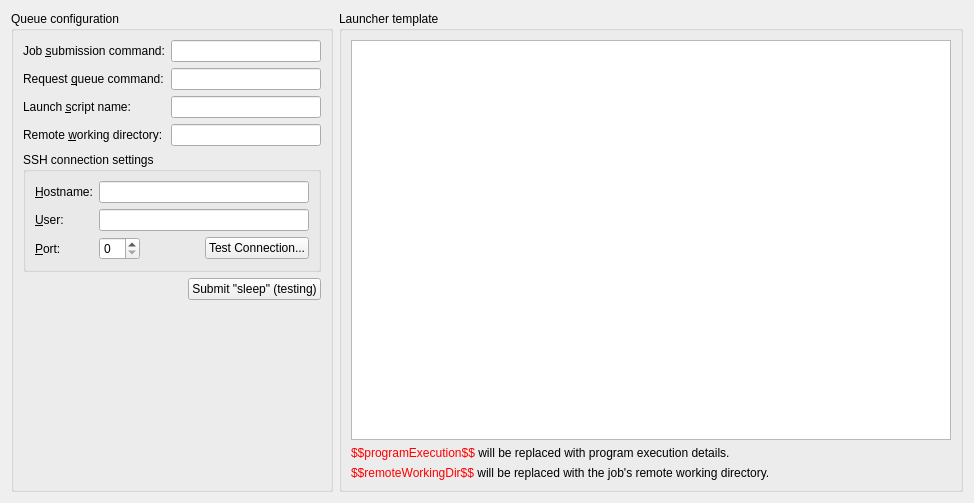
The window that molequeue/ui/remotequeuewidget.ui (OpenChemistry/molequeue) describes before a commit, drawn with Qt 5.
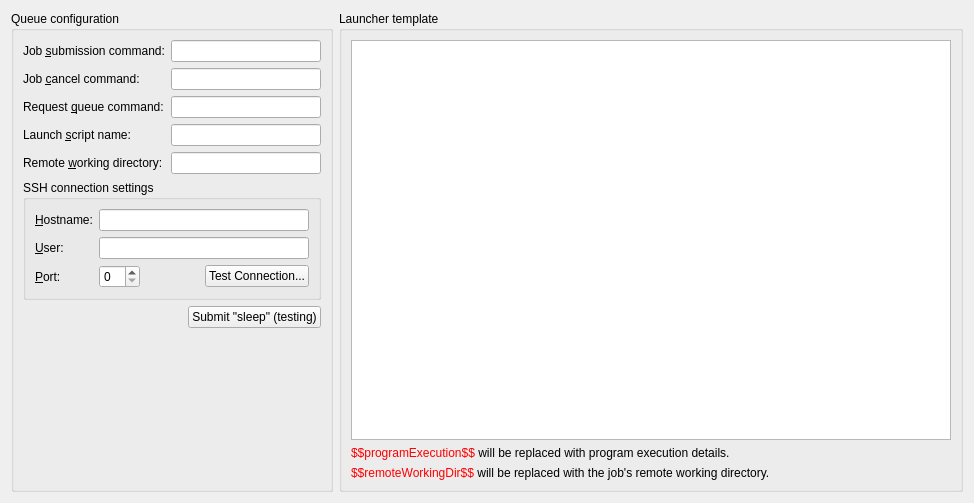
The same window after the commit.

Commit message:
Add ability to cancel running jobs.
This is to prepare for the "Cancel job" RPC request
implementation.

```diff
--- a/molequeue/ui/remotequeuewidget.ui
+++ b/molequeue/ui/remotequeuewidget.ui
@@ -43,7 +43,7 @@
         </property>
        </widget>
       </item>
-      <item row="1" column="0">
+      <item row="2" column="0">
        <widget class="QLabel" name="label_8">
         <property name="text">
          <string>Request &amp;queue command:</string>
@@ -53,10 +53,10 @@
         </property>
        </widget>
       </item>
-      <item row="1" column="1">
+      <item row="2" column="1">
        <widget class="QLineEdit" name="edit_requestQueueCommand"/>
       </item>
-      <item row="2" column="0">
+      <item row="4" column="0">
        <widget class="QLabel" name="label_7">
         <property name="text">
          <string>Launch &amp;script name:</string>
@@ -66,10 +66,10 @@
         </property>
        </widget>
       </item>
-      <item row="2" column="1">
+      <item row="4" column="1">
        <widget class="QLineEdit" name="edit_launchScriptName"/>
       </item>
-      <item row="3" column="0">
+      <item row="5" column="0">
        <widget class="QLabel" name="label_5">
         <property name="text">
          <string>Remote &amp;working directory:</string>
@@ -79,10 +79,10 @@
         </property>
        </widget>
       </item>
-      <item row="3" column="1">
+      <item row="5" column="1">
        <widget class="QLineEdit" name="edit_workingDirectoryBase"/>
       </item>
-      <item row="4" column="0" colspan="2">
+      <item row="6" column="0" colspan="2">
        <widget class="QGroupBox" name="groupBox_3">
         <property name="title">
          <string>SSH connection settings</string>
@@ -154,7 +154,7 @@
         </layout>
        </widget>
       </item>
-      <item row="6" column="0" colspan="2">
+      <item row="8" column="0" colspan="2">
        <layout class="QHBoxLayout" name="horizontalLayout_3">
         <item>
          <spacer name="horizontalSpacer_2">
@@ -178,6 +178,19 @@
         </item>
        </layout>
       </item>
+      <item row="1" column="0">
+       <widget class="QLabel" name="label_10">
+        <property name="text">
+         <string>Job &amp;cancel command:</string>
+        </property>
+        <property name="buddy">
+         <cstring>edit_killCommand</cstring>
+        </property>
+       </widget>
+      </item>
+      <item row="1" column="1">
+       <widget class="QLineEdit" name="edit_killCommand"/>
+      </item>
      </layout>
     </widget>
    </item>
```
Left out of the diff: 4 changed lines with no effect on the pictures. The commit also changes 15 other files.
